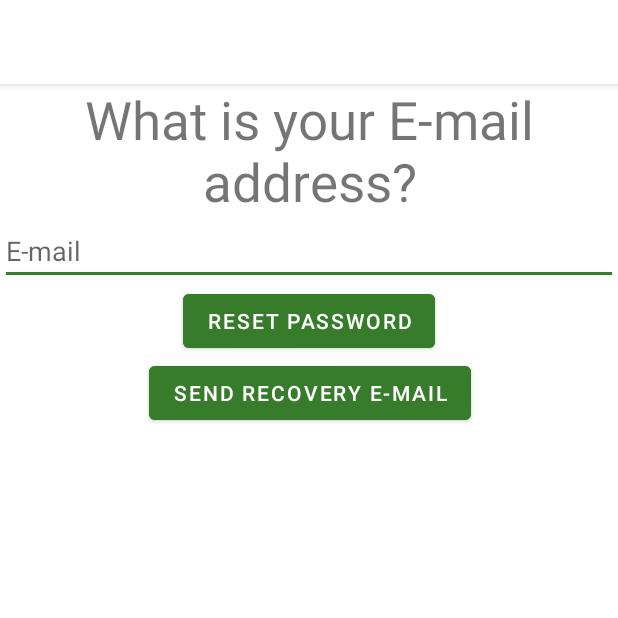
After one commit to DavidScranton/TeamDrCD_GrainLogistics_2022, an Android app: the forgot_password screen opened directly, with no data from a screen before it, on a phone screen of 412 x 824 dp, the top half of it. The commit adds this screen. Run offline under Robolectric (Android 15) with nearby library versions, the phone set to English and light mode, and no system bars; our stand-ins replace Firebase (no records; nobody signed in at launch, a user with empty details on screens opened directly).

Commit message:
email link

```diff
--- /dev/null
+++ b/app/src/main/java/com/example/teamdrcd_grainlogistics_2022/User.java
@@ -0,0 +1,15 @@
+package com.example.teamdrcd_grainlogistics_2022;
+
+public class User {
+    private static String email;
+
+    public static void setEmail(String e)
+    {
+        email = e;
+    }
+
+    public static String getEmail()
+    {
+        return email;
+    }
+}
--- /dev/null
+++ b/app/src/main/java/com/example/teamdrcd_grainlogistics_2022/forgot_password.java
@@ -0,0 +1,83 @@
+package com.example.teamdrcd_grainlogistics_2022;
+
+import androidx.annotation.NonNull;
+import androidx.appcompat.app.AppCompatActivity;
+
+import android.content.Intent;
+import android.os.Bundle;
+import android.util.Log;
+import android.view.View;
+import android.widget.EditText;
+
+import com.google.android.gms.tasks.OnCompleteListener;
+import com.google.android.gms.tasks.Task;
+import com.google.firebase.auth.ActionCodeSettings;
+import com.google.firebase.auth.AuthResult;
+import com.google.firebase.auth.FirebaseAuth;
+import com.google.firebase.auth.FirebaseUser;
+import com.google.firebase.database.DatabaseReference;
+
+public class forgot_password extends AppCompatActivity {
+    public String email;
+    private EditText emailBox;
+    User n = new User();
+    @Override
+    protected void onCreate(Bundle savedInstanceState) {
+        super.onCreate(savedInstanceState);
+        setContentView(R.layout.activity_forgot_password);
+
+
+    }
+
+    public void send(View view) {
+        emailBox= findViewById(R.id.editTextTextEmailAddress);
+        String emailAddress = emailBox.getText().toString();
+        n.setEmail(emailAddress);
+
+        FirebaseAuth auth = FirebaseAuth.getInstance();
+        //String emailAddress = "user@example.com";
+
+        auth.sendPasswordResetEmail(emailAddress)
+                .addOnCompleteListener(new OnCompleteListener<Void>() {
+                    @Override
+                    public void onComplete(@NonNull Task<Void> task) {
+                        if (task.isSuccessful()) {
+                            //Log.d(TAG, "Email sent.");
+                        }
+                    }
+                });
+    }
+
+    public void recover(View view) {
+        emailBox= findViewById(R.id.editTextTextEmailAddress);
+        email = emailBox.getText().toString();
+        n.setEmail(email);
+
+        ActionCodeSettings actionCodeSettings =
+                ActionCodeSettings.newBuilder()
+                        // URL you want to redirect back to. The domain (www.example.com) for this
+                        // URL must be whitelisted in the Firebase Console.
+                        .setUrl("https://drcd-bdb19.firebaseapp.com")
+                        // This must be true
+                        .setHandleCodeInApp(true)
+                        .setIOSBundleId("com.example.ios")
+                        .setAndroidPackageName(
+                                "com.example.teamdrcd_grainlogistics_2022",
+                                true, /* installIfNotAvailable */
+                                "12"    /* minimumVersion */)
+                        .build();
+
+        FirebaseAuth auth = FirebaseAuth.getInstance();
+        auth.sendSignInLinkToEmail(email, actionCodeSettings)
+                .addOnCompleteListener(new OnCompleteListener<Void>() {
+                    @Override
+                    public void onComplete(@NonNull Task<Void> task) {
+                        if (task.isSuccessful()) {
+                            //Log.d(TAG, "Email sent.");
+                        }
+                    }
+                });
+
+
+    }
+}
--- /dev/null
+++ b/app/src/main/res/layout/activity_forgot_password.xml
@@ -0,0 +1,53 @@
+<?xml version="1.0" encoding="utf-8"?>
+<androidx.constraintlayout.widget.ConstraintLayout xmlns:android="http://schemas.android.com/apk/res/android"
+    xmlns:app="http://schemas.android.com/apk/res-auto"
+    xmlns:tools="http://schemas.android.com/tools"
+    android:layout_width="match_parent"
+    android:layout_height="match_parent"
+    tools:context=".forgot_password">
+
+    <TextView
+        android:id="@+id/textView2"
+        android:layout_width="wrap_content"
+        android:layout_height="wrap_content"
+        android:text="What is your E-mail address?"
+        android:textAlignment="center"
+        android:textSize="35sp"
+        app:layout_constraintEnd_toEndOf="parent"
+        app:layout_constraintStart_toStartOf="parent"
+        app:layout_constraintTop_toTopOf="parent" />
+
+    <EditText
+        android:id="@+id/editTextTextEmailAddress"
+        android:layout_width="0dp"
+        android:layout_height="wrap_content"
+        android:ems="10"
+        android:hint="E-mail"
+        android:inputType="textEmailAddress"
+        app:layout_constraintEnd_toEndOf="parent"
+        app:layout_constraintStart_toStartOf="parent"
+        app:layout_constraintTop_toBottomOf="@+id/textView2" />
+
+    <Button
+        android:id="@+id/button6"
+        android:layout_width="wrap_content"
+        android:layout_height="wrap_content"
+        android:backgroundTint="#367C2B"
+        android:onClick="send"
+        android:text="Reset Password"
+        app:layout_constraintEnd_toEndOf="parent"
+        app:layout_constraintStart_toStartOf="parent"
+        app:layout_constraintTop_toBottomOf="@+id/editTextTextEmailAddress" />
+
+    <Button
+        android:id="@+id/button7"
+        android:layout_width="wrap_content"
+        android:layout_height="wrap_content"
+        android:backgroundTint="#367C2B"
+        android:onClick="recover"
+        android:text="Send Recovery E-mail"
+        app:layout_constraintEnd_toEndOf="parent"
+        app:layout_constraintHorizontal_bias="0.502"
+        app:layout_constraintStart_toStartOf="parent"
+        app:layout_constraintTop_toBottomOf="@+id/button6" />
+</androidx.constraintlayout.widget.ConstraintLayout>
--- a/app/src/main/res/values/themes.xml
+++ b/app/src/main/res/values/themes.xml
@@ -8,7 +8,7 @@
         <!-- Secondary brand color. -->
         <item name="colorSecondary">#367C2B</item>
         <item name="colorSecondaryVariant">@color/teal_700</item>
-       <!-- <item name="colorOnSecondary">@color/black</item>-->
+        <!-- <item name="colorOnSecondary">@color/black</item>-->
         <!-- Status bar color. -->
         <item name="android:statusBarColor" tools:targetApi="l">?attr/colorPrimaryVariant</item>
         <!-- Customize your theme here. -->
```
Also changed, not shown: app/build.gradle (+2 -7 lines), app/src/main/AndroidManifest.xml (+21 -3 lines), app/src/main/java/com/example/teamdrcd_grainlogistics_2022/MainActivity.java (+10 -5 lines), app/src/main/java/com/example/teamdrcd_grainlogistics_2022/SignOnWithEmail.java (added, +56 -0 lines), app/src/main/res/layout/activity_main.xml (+5 -5 lines), app/src/main/res/layout/activity_sign_on_with_email.xml (added, +9 -0 lines).
